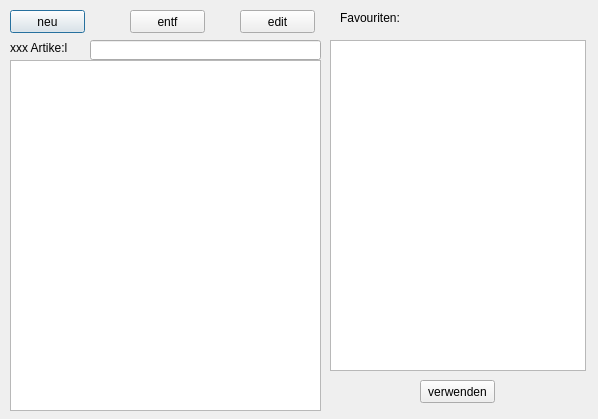
15831944/CBrain, file dialog_promatposrumpf.ui: the form before one commit.
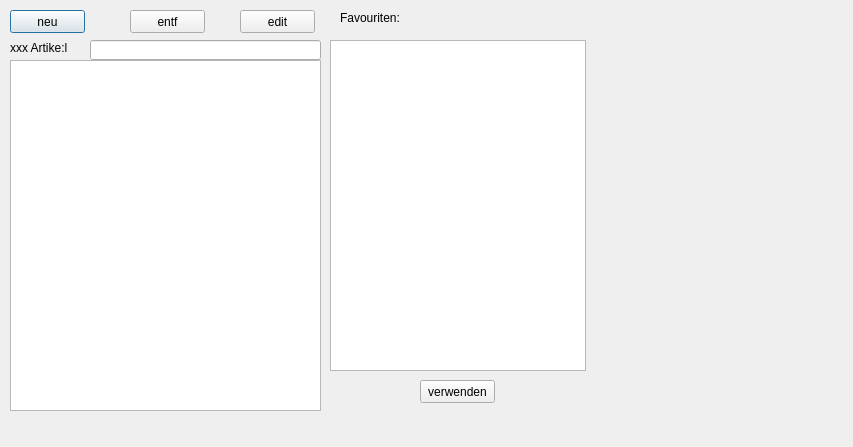
The form after the commit.

Commit message: promatposrumpf edit button

Patch:
```diff
--- a/dialog_promatposrumpf.ui
+++ b/dialog_promatposrumpf.ui
@@ -6,8 +6,8 @@
    <rect>
     <x>0</x>
     <y>0</y>
-    <width>598</width>
-    <height>419</height>
+    <width>853</width>
+    <height>447</height>
    </rect>
   </property>
   <property name="windowTitle">
```
The commit also changes 5 other files.
